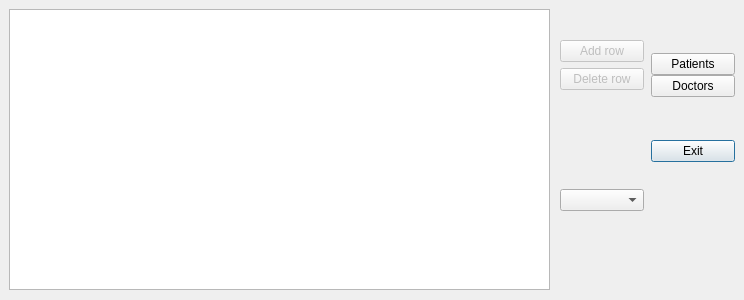
Old version of the form base.ui in the repository JustRandomName/courseWork3sem.
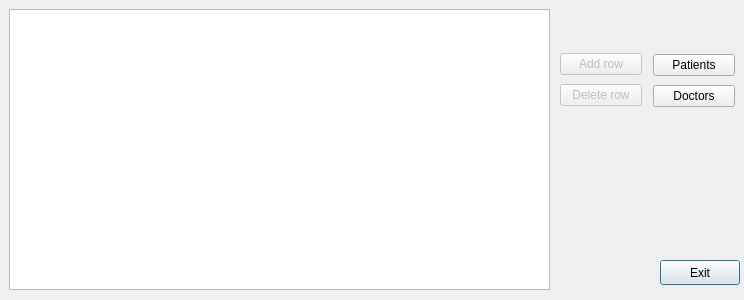
New version of the form.

Diff of the .ui file:
```diff
--- a/base.ui
+++ b/base.ui
@@ -23,111 +23,30 @@
     </rect>
    </property>
   </widget>
-  <widget class="QWidget" name="layoutWidget">
+  <widget class="QPushButton" name="pushButton">
    <property name="geometry">
     <rect>
-     <x>651</x>
-     <y>9</y>
-     <width>84</width>
-     <height>197</height>
+     <x>660</x>
+     <y>260</y>
+     <width>80</width>
+     <height>25</height>
     </rect>
    </property>
-   <layout class="QGridLayout" name="gridLayout">
-    <property name="leftMargin">
-     <number>0</number>
-    </property>
-    <property name="verticalSpacing">
-     <number>0</number>
-    </property>
-    <item row="0" column="4">
-     <spacer name="verticalSpacer_2">
-      <property name="orientation">
-       <enum>Qt::Vertical</enum>
-      </property>
-      <property name="sizeHint" stdset="0">
-       <size>
-        <width>20</width>
-        <height>40</height>
-       </size>
-      </property>
-     </spacer>
-    </item>
-    <item row="4" column="4">
-     <widget class="QPushButton" name="pushButton">
-      <property name="text">
-       <string>Exit</string>
-      </property>
-     </widget>
-    </item>
-    <item row="1" column="4">
-     <widget class="QPushButton" name="pushButton_2">
-      <property name="text">
-       <string>Patients</string>
-      </property>
-     </widget>
-    </item>
-    <item row="5" column="4">
-     <spacer name="verticalSpacer_3">
-      <property name="orientation">
-       <enum>Qt::Vertical</enum>
-      </property>
-      <property name="sizeHint" stdset="0">
-       <size>
-        <width>20</width>
-        <height>40</height>
-       </size>
-      </property>
-     </spacer>
-    </item>
-    <item row="2" column="4">
-     <widget class="QPushButton" name="pushButton_3">
-      <property name="text">
-       <string>Doctors</string>
-      </property>
-     </widget>
-    </item>
-    <item row="3" column="4">
-     <spacer name="verticalSpacer">
-      <property name="orientation">
-       <enum>Qt::Vertical</enum>
-      </property>
-      <property name="sizeHint" stdset="0">
-       <size>
-        <width>20</width>
-        <height>40</height>
-       </size>
-      </property>
-     </spacer>
-    </item>
-   </layout>
+   <property name="text">
+    <string>Exit</string>
+   </property>
   </widget>
-  <widget class="QWidget" name="layoutWidget">
+  <widget class="QWidget" name="">
    <property name="geometry">
     <rect>
      <x>560</x>
-     <y>10</y>
-     <width>84</width>
-     <height>201</height>
+     <y>50</y>
+     <width>82</width>
+     <height>59</height>
     </rect>
    </property>
-   <layout class="QVBoxLayout" name="verticalLayout">
-    <item>
-     <spacer name="verticalSpacer_5">
-      <property name="orientation">
-       <enum>Qt::Vertical</enum>
-      </property>
-      <property name="sizeType">
-       <enum>QSizePolicy::Maximum</enum>
-      </property>
-      <property name="sizeHint" stdset="0">
-       <size>
-        <width>20</width>
-        <height>30</height>
-       </size>
-      </property>
-     </spacer>
-    </item>
-    <item>
+   <layout class="QGridLayout" name="gridLayout_2">
+    <item row="0" column="0">
      <widget class="QPushButton" name="pushButton_5">
       <property name="enabled">
        <bool>false</bool>
@@ -137,7 +56,7 @@
       </property>
      </widget>
     </item>
-    <item>
+    <item row="1" column="0">
      <widget class="QPushButton" name="pushButton_4">
       <property name="enabled">
        <bool>false</bool>
@@ -147,21 +66,31 @@
       </property>
      </widget>
     </item>
-    <item>
-     <spacer name="verticalSpacer_4">
-      <property name="orientation">
-       <enum>Qt::Vertical</enum>
+   </layout>
+  </widget>
+  <widget class="QWidget" name="">
+   <property name="geometry">
+    <rect>
+     <x>653</x>
+     <y>51</y>
+     <width>82</width>
+     <height>59</height>
+    </rect>
+   </property>
+   <layout class="QGridLayout" name="gridLayout">
+    <item row="0" column="0">
+     <widget class="QPushButton" name="pushButton_2">
+      <property name="text">
+       <string>Patients</string>
       </property>
-      <property name="sizeHint" stdset="0">
-       <size>
-        <width>20</width>
-        <height>40</height>
-       </size>
-      </property>
-     </spacer>
+     </widget>
     </item>
-    <item>
-     <widget class="QComboBox" name="comboBox"/>
+    <item row="1" column="0">
+     <widget class="QPushButton" name="pushButton_3">
+      <property name="text">
+       <string>Doctors</string>
+      </property>
+     </widget>
     </item>
    </layout>
   </widget>
```
Left out of the diff: 1 changed line with no effect on the pictures.
